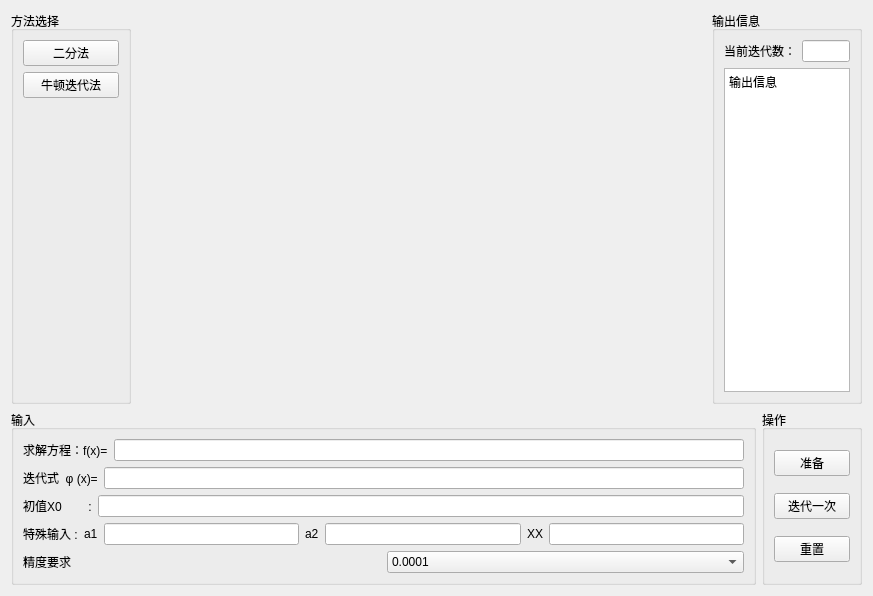
Above: source/FrameEquation/FrameFunc.ui from muaying/num before the change. Below: the same form after it.
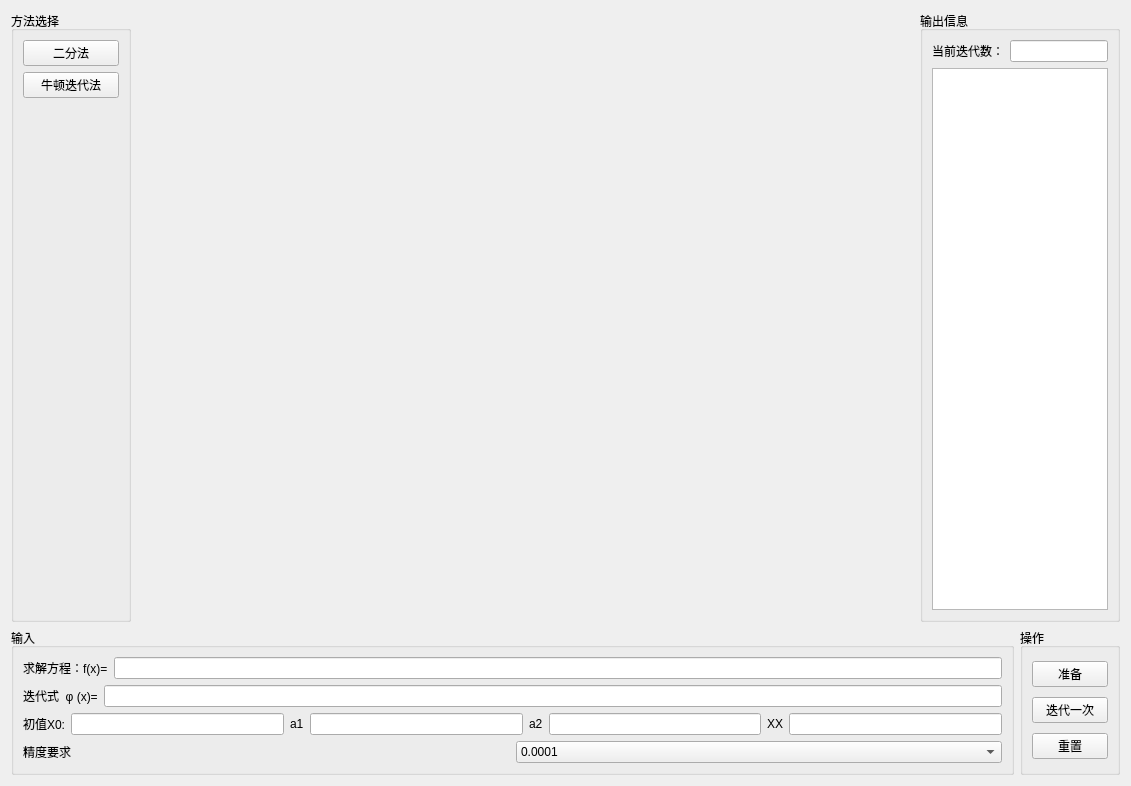
That is the form after the change. Custom widgets are drawn as their Qt base class.

Diff of the .ui file:
```diff
--- a/source/FrameEquation/FrameFunc.ui
+++ b/source/FrameEquation/FrameFunc.ui
@@ -6,8 +6,8 @@
    <rect>
     <x>0</x>
     <y>0</y>
-    <width>873</width>
-    <height>596</height>
+    <width>1131</width>
+    <height>786</height>
    </rect>
   </property>
   <property name="windowTitle">
@@ -65,7 +65,7 @@
       <widget class="QGroupBox" name="gb_out">
        <property name="maximumSize">
         <size>
-         <width>150</width>
+         <width>200</width>
          <height>16777215</height>
         </size>
        </property>
@@ -92,13 +92,9 @@
          </layout>
         </item>
         <item>
-         <widget class="QTextBrowser" name="textB_output">
-          <property name="html">
-           <string>&lt;!DOCTYPE HTML PUBLIC &quot;-//W3C//DTD HTML 4.0//EN&quot; &quot;http://www.w3.org/TR/REC-html40/strict.dtd&quot;&gt;
-&lt;html&gt;&lt;head&gt;&lt;meta name=&quot;qrichtext&quot; content=&quot;1&quot; /&gt;&lt;style type=&quot;text/css&quot;&gt;
-p, li { white-space: pre-wrap; }
-&lt;/style&gt;&lt;/head&gt;&lt;body style=&quot; font-family:'SimSun'; font-size:9pt; font-weight:400; font-style:normal;&quot;&gt;
-&lt;p style=&quot; margin-top:0px; margin-bottom:0px; margin-left:0px; margin-right:0px; -qt-block-indent:0; text-indent:0px;&quot;&gt;输出信息&lt;/p&gt;&lt;/body&gt;&lt;/html&gt;</string>
+         <widget class="QPlainTextEdit" name="pEdit_out">
+          <property name="readOnly">
+           <bool>true</bool>
           </property>
          </widget>
         </item>
@@ -144,11 +140,11 @@
          </layout>
         </item>
         <item>
-         <layout class="QHBoxLayout" name="horizontalLayout_5">
+         <layout class="QHBoxLayout" name="horizontalLayout">
           <item>
            <widget class="QLabel" name="label_4">
             <property name="text">
-             <string>初值X0        :</string>
+             <string>初值X0:</string>
             </property>
            </widget>
           </item>
@@ -159,17 +155,6 @@
             </property>
            </widget>
           </item>
-         </layout>
-        </item>
-        <item>
-         <layout class="QHBoxLayout" name="horizontalLayout">
-          <item>
-           <widget class="QLabel" name="edt_other">
-            <property name="text">
-             <string>特殊输入 :</string>
-            </property>
-           </widget>
-          </item>
           <item>
            <widget class="QLabel" name="label_5">
             <property name="text">
```
Left out of the diff: 4 changed lines with no effect on the pictures.
